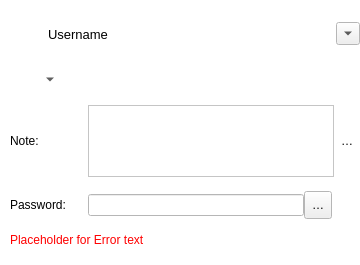
nextmcloud/desktop, file src/gui/shareuserline.ui: the form before one commit.
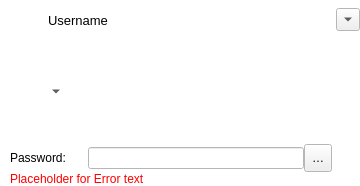
The form after the commit. Icons and pictures are not drawn. Custom widgets are drawn as their Qt base class.

```diff
--- a/src/gui/shareuserline.ui
+++ b/src/gui/shareuserline.ui
@@ -7,7 +7,7 @@
     <x>0</x>
     <y>0</y>
     <width>360</width>
-    <height>265</height>
+    <height>186</height>
    </rect>
   </property>
   <property name="sizePolicy">
@@ -199,7 +199,7 @@
      <item>
       <widget class="OCC::ElidedLabel" name="sharedWith">
        <property name="sizePolicy">
-        <sizepolicy hsizetype="Preferred" vsizetype="Preferred">
+        <sizepolicy hsizetype="Expanding" vsizetype="Preferred">
          <horstretch>0</horstretch>
          <verstretch>0</verstretch>
         </sizepolicy>
@@ -222,7 +222,20 @@
       </widget>
      </item>
      <item>
-      <widget class="QProgressIndicator" name="progressIndicator" native="true"/>
+      <spacer name="horizontalSpacer">
+       <property name="orientation">
+        <enum>Qt::Horizontal</enum>
+       </property>
+       <property name="sizeType">
+        <enum>QSizePolicy::Preferred</enum>
+       </property>
+       <property name="sizeHint" stdset="0">
+        <size>
+         <width>40</width>
+         <height>20</height>
+        </size>
+       </property>
+      </spacer>
      </item>
      <item>
       <widget class="QToolButton" name="permissionToolButton">
@@ -235,6 +248,9 @@
          <verstretch>0</verstretch>
         </sizepolicy>
        </property>
+       <property name="layoutDirection">
+        <enum>Qt::RightToLeft</enum>
+       </property>
        <property name="icon">
         <iconset resource="../../theme.qrc">
          <normaloff>:/client/theme/black/caret-down.svg</normaloff>:/client/theme/black/caret-down.svg</iconset>
@@ -254,6 +270,9 @@
    </item>
    <item>
     <layout class="QHBoxLayout" name="horizontalLayout_6">
+     <property name="spacing">
+      <number>0</number>
+     </property>
      <item>
       <spacer name="horizontalSpacer_2">
        <property name="orientation">
@@ -264,7 +283,7 @@
        </property>
        <property name="sizeHint" stdset="0">
         <size>
-         <width>38</width>
+         <width>44</width>
          <height>20</height>
         </size>
        </property>
@@ -473,64 +492,8 @@
        </property>
       </widget>
      </item>
-    </layout>
-   </item>
-   <item>
-    <layout class="QHBoxLayout" name="horizontalLayout_3">
-     <property name="sizeConstraint">
-      <enum>QLayout::SetMinimumSize</enum>
-     </property>
-     <property name="leftMargin">
-      <number>10</number>
-     </property>
      <item>
-      <widget class="QLabel" name="noteLabel">
-       <property name="minimumSize">
-        <size>
-         <width>78</width>
-         <height>0</height>
-        </size>
-       </property>
-       <property name="text">
-        <string>Note:</string>
-       </property>
-       <property name="alignment">
-        <set>Qt::AlignLeading|Qt::AlignLeft|Qt::AlignVCenter</set>
-       </property>
-      </widget>
-     </item>
-     <item>
-      <widget class="QTextEdit" name="noteTextEdit">
-       <property name="sizePolicy">
-        <sizepolicy hsizetype="Expanding" vsizetype="Minimum">
-         <horstretch>0</horstretch>
-         <verstretch>0</verstretch>
-        </sizepolicy>
-       </property>
-       <property name="minimumSize">
-        <size>
-         <width>0</width>
-         <height>0</height>
-        </size>
-       </property>
-       <property name="sizeAdjustPolicy">
-        <enum>QAbstractScrollArea::AdjustToContents</enum>
-       </property>
-      </widget>
-     </item>
-     <item>
-      <widget class="QToolButton" name="noteConfirmButton">
-       <property name="text">
-        <string notr="true">…</string>
-       </property>
-       <property name="icon">
-        <iconset resource="../../theme.qrc">
-         <normaloff>:/client/theme/confirm.svg</normaloff>:/client/theme/confirm.svg</iconset>
-       </property>
-       <property name="autoRaise">
-        <bool>true</bool>
-       </property>
-      </widget>
+      <widget class="QProgressIndicator" name="progressIndicator" native="true"/>
      </item>
     </layout>
    </item>
```
